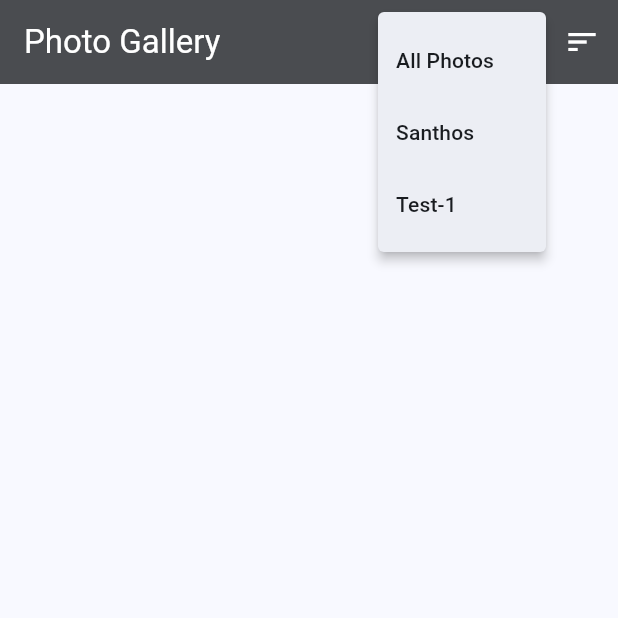
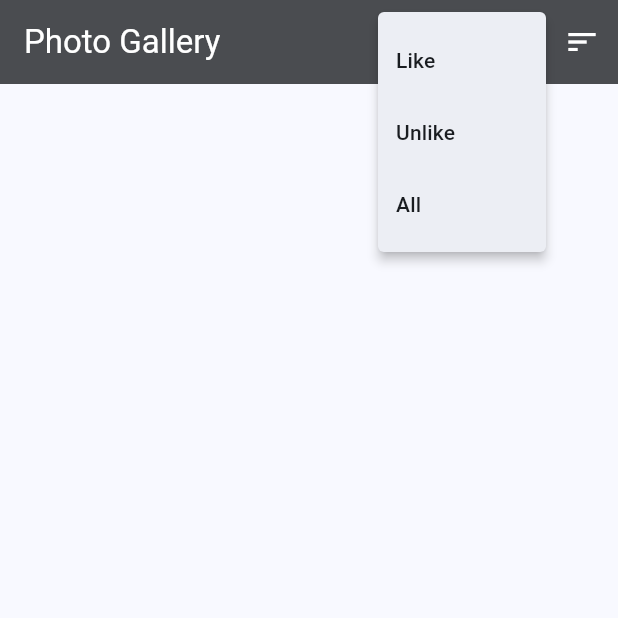
Before and after one commit to Ruphashree01/photo-gallery, a Flutter app: the screen it shows after launch, after a tap on the "filter list" icon, on a phone screen of 412 x 824 dp, the top half of it. Run offline on Flutter 3.47's test engine with Material 2 defaults, Android fonts, the phone set to English and light mode, and no system bars; our stand-ins replace cloud_firestore, firebase_core; accounts and stored records are empty.

Commit message:
sort and filter button
activate the filter and sort button through the ( listentophotos ) in database page. the sort is activated when the photos are filtered

```diff
--- a/lib/photo_gal.dart
+++ b/lib/photo_gal.dart
@@ -14,9 +14,10 @@ class MyWidget extends StatefulWidget {
 
 class _MyWidgetState extends State<MyWidget> {
   final DatabaseService _databaseService = DatabaseService();
-  List<String> menu = ['All Photos', 'Santhos', 'Test-1'];
+  List<String> menu = ['Like', 'Unlike', 'All'];
   List<Photos> photoList = [];
   String sortBy = 'Time Desc';
+  bool? isLikedFilter;
 
   @override
   void initState() {
@@ -32,7 +33,15 @@ class _MyWidgetState extends State<MyWidget> {
 
   void _sortPhotoList(String sortOption) {
     setState(() {
-      sortBy = sortOption;
+      if (sortOption == 'Like') {
+        isLikedFilter = true;
+      } else if (sortOption == 'Unlike') {
+        isLikedFilter = false;
+      } else if (sortOption == 'All') {
+        isLikedFilter = null;
+      } else {
+        sortBy = sortOption;
+      }
       _listenToPhotos();
     });
   }
@@ -73,7 +82,7 @@ class _MyWidgetState extends State<MyWidget> {
                   mainAxisAlignment: MainAxisAlignment.end,
                   children: <Widget>[
                     SizedBox(
-                      width: 120,
+                      width: 100,
                       child: TextButton(
                         onPressed: () {
                           Navigator.of(context).pop();
@@ -90,7 +99,7 @@ class _MyWidgetState extends State<MyWidget> {
                     ),
                     SizedBox(width: 20),
                     SizedBox(
-                      width: 130,
+                      width: 100,
                       child: TextButton(
                         onPressed: () {
                           Navigator.of(context).pop();
@@ -117,7 +126,9 @@ class _MyWidgetState extends State<MyWidget> {
   }
 
   void _listenToPhotos() {
-    _databaseService.listenToPhotos(sortBy).listen((QuerySnapshot snapshot) {
+    _databaseService
+        .listenToPhotos(sortBy, isLiked: isLikedFilter)
+        .listen((QuerySnapshot snapshot) {
       List<Photos> updatedPhotos = snapshot.docs.map((doc) {
         return Photos(
           docId: doc.id,
--- a/lib/services/database_service.dart
+++ b/lib/services/database_service.dart
@@ -26,19 +26,20 @@ class DatabaseService {
     }
   }
 
-  Stream<QuerySnapshot<Photos>> listenToPhotos(String sortBy) {
+  Stream<QuerySnapshot<Photos>> listenToPhotos(String sortBy, {bool? isLiked}) {
     try {
-      Query<Photos> query;
+      Query<Photos> query = _galleryPhotosref;
 
+      if (isLiked != null) {
+        query = _galleryPhotosref.where('isLiked', isEqualTo: isLiked);
+      }
       if (sortBy == 'Time Desc') {
-        query = _galleryPhotosref.orderBy('dateTime', descending: true);
+        query = query.orderBy('dateTime', descending: true);
       } else if (sortBy == 'Time Asc') {
-        query = _galleryPhotosref.orderBy('dateTime', descending: false);
+        query = query.orderBy('dateTime', descending: false);
       } else if (sortBy == 'Name') {
-        query = _galleryPhotosref.orderBy('name');
-      } else {
-        query = _galleryPhotosref;
-      }
+        query = query.orderBy('name');
+      } else {}
 
       return query.snapshots();
     } catch (e) {
```
